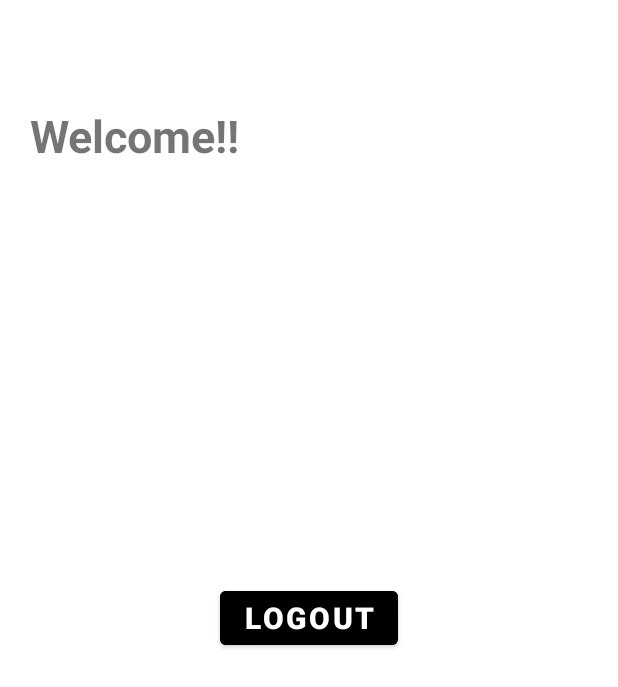
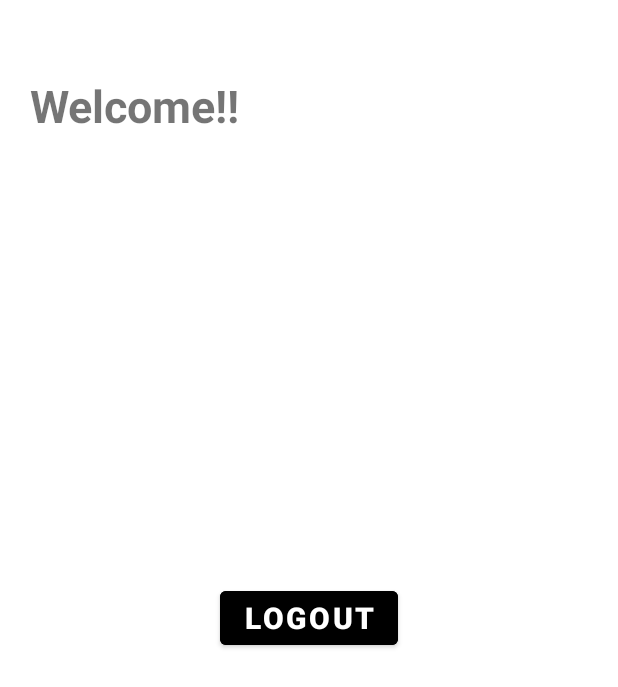
Before and after one commit to HarshulDiamond/e-authentication-system, an Android app: the profileActivity screen opened directly, with no data from a screen before it, on a phone screen of 412 x 824 dp. Shown: the top 687 px of the screen. Run offline under Robolectric (Android 15) with nearby library versions, the phone set to English and light mode, and no system bars; our stand-ins replace Firebase (no records; nobody signed in at launch, a user with empty details on screens opened directly).

Commit message:
Fixed some bugs and changes in style

```diff
--- a/app/src/main/AndroidManifest.xml
+++ b/app/src/main/AndroidManifest.xml
@@ -12,6 +12,9 @@
         android:roundIcon="@mipmap/ic_launcher_round"
         android:supportsRtl="true"
         android:theme="@style/Theme.Eauthentication">
+        <activity
+            android:name=".phone_verify"
+            android:exported="false" />
         <activity
             android:name=".Forgot_password"
             android:exported="false" />
--- a/app/src/main/java/com/internshala/e_authentication/MainActivity.java
+++ b/app/src/main/java/com/internshala/e_authentication/MainActivity.java
@@ -23,6 +23,7 @@ public class MainActivity extends AppCompatActivity implements View.OnClickListe
     private TextView register,forgotPassword;
     private EditText editTextEmail,editTextPassword;
     private Button signIn;
+    private Button phoneAuthentication;
     private FirebaseAuth mAuth;
     private ProgressBar progressBar;
 
@@ -57,6 +58,7 @@ public class MainActivity extends AppCompatActivity implements View.OnClickListe
             case R.id.forgotPassword:
                 startActivity(new Intent(this,Forgot_password.class));
                 break;
+
         }
     }
 
@@ -92,6 +94,7 @@ public class MainActivity extends AppCompatActivity implements View.OnClickListe
 
         }
         progressBar.setVisibility(View.VISIBLE);
+
         mAuth.signInWithEmailAndPassword(email,password).addOnCompleteListener(new OnCompleteListener<AuthResult>() {
             @Override
             public void onComplete(@NonNull Task<AuthResult> task) {
@@ -119,5 +122,6 @@ public class MainActivity extends AppCompatActivity implements View.OnClickListe
 
             }
         });
+
     }
 }
--- a/app/src/main/java/com/internshala/e_authentication/User.java
+++ b/app/src/main/java/com/internshala/e_authentication/User.java
@@ -1,16 +1,17 @@
 package com.internshala.e_authentication;
 
 public class User {
-    public String fullName,age,email;
+    public String fullName,age,email,phone;
 
     public User()
     {
 
     }
-    public User(String fullName, String age, String email)
+    public User(String fullName, String age, String email,String phone)
     {
         this.fullName=fullName;
         this.age=age;
         this.email=email;
+        this.phone=phone;
     }
 }
--- a/app/src/main/java/com/internshala/e_authentication/profileActivity.java
+++ b/app/src/main/java/com/internshala/e_authentication/profileActivity.java
@@ -17,6 +17,8 @@ import com.google.firebase.database.DatabaseError;
 import com.google.firebase.database.DatabaseReference;
 import com.google.firebase.database.FirebaseDatabase;
 import com.google.firebase.database.ValueEventListener;
+
+import org.w3c.dom.Text;
 
 public class profileActivity extends AppCompatActivity {
     private FirebaseUser user;
@@ -43,6 +45,7 @@ public class profileActivity extends AppCompatActivity {
         final TextView textViewFullName = (TextView) findViewById(R.id.fullName);
         final TextView textViewEmail = (TextView) findViewById(R.id.emailAddress);
         final TextView textViewAge = (TextView) findViewById(R.id.age);
+        final TextView textViewPhone = (TextView) findViewById(R.id.phoneNumber);
 
         reference.child(userId).addListenerForSingleValueEvent(new ValueEventListener() {
             @Override
@@ -54,9 +57,11 @@ public class profileActivity extends AppCompatActivity {
                     String fullName = userProfile.fullName;
                     String email = userProfile.email;
                     String age = userProfile.age;
+                    String phone = userProfile.phone;
                     textViewFullName.setText("Name: " +fullName);
                     textViewEmail.setText("Email Address: "+email);
                     textViewAge.setText("Age: " +age);
+                    textViewPhone.setText("Phone Number: " + phone);
 
                 }
             }
--- a/app/src/main/res/layout/activity_main.xml
+++ b/app/src/main/res/layout/activity_main.xml
@@ -49,7 +49,7 @@
         android:layout_width="350dp"
         android:layout_height="55dp"
         android:layout_marginTop="35dp"
-        android:backgroundTint="#2BD847"
+        android:backgroundTint="@color/black"
         android:text="Login"
         android:textSize="19sp"
         android:textStyle="bold"
@@ -93,4 +93,5 @@
         app:layout_constraintBottom_toBottomOf="parent"/>
 
 
+
 </androidx.constraintlayout.widget.ConstraintLayout>
--- a/app/src/main/res/layout/activity_profile.xml
+++ b/app/src/main/res/layout/activity_profile.xml
@@ -13,7 +13,7 @@
         android:layout_marginLeft="20dp"
         android:textStyle="bold"
         android:textSize="30dp"
-        android:layout_marginTop="70dp"
+        android:layout_marginTop="50dp"
         app:layout_constraintLeft_toLeftOf="parent"
         app:layout_constraintTop_toTopOf="parent"/>
 
@@ -22,7 +22,7 @@
         android:layout_width="wrap_content"
         android:layout_height="wrap_content"
         android:layout_marginLeft="20dp"
-        android:layout_marginTop="140dp"
+        android:layout_marginTop="130dp"
         android:textAlignment="center"
         android:textStyle="bold"
         app:layout_constraintLeft_toLeftOf="parent"
@@ -33,7 +33,7 @@
         android:layout_width="wrap_content"
         android:layout_height="wrap_content"
         android:layout_marginLeft="20dp"
-        android:layout_marginTop="210dp"
+        android:layout_marginTop="180dp"
         android:textAlignment="center"
         android:textStyle="bold"
         app:layout_constraintLeft_toLeftOf="parent"
@@ -44,12 +44,23 @@
         android:layout_width="wrap_content"
         android:layout_height="wrap_content"
         android:layout_marginLeft="20dp"
-        android:layout_marginTop="280dp"
-
+        android:layout_marginTop="230dp"
         android:textAlignment="center"
         android:textStyle="bold"
         app:layout_constraintLeft_toLeftOf="parent"
         app:layout_constraintTop_toTopOf="parent" />
+
+    <TextView
+        android:id="@+id/phoneNumber"
+        android:layout_width="wrap_content"
+        android:layout_height="wrap_content"
+        android:layout_marginLeft="20dp"
+        android:layout_marginTop="280dp"
+        android:textAlignment="center"
+        android:textStyle="bold"
+        app:layout_constraintLeft_toLeftOf="parent"
+        app:layout_constraintTop_toTopOf="parent" />
+
 
 
     <Button
```
Also changed, not shown: app/src/main/java/com/internshala/e_authentication/RegisterUser.java (+10 -2 lines), app/src/main/res/layout/activity_register_user.xml (+14 -2 lines).
